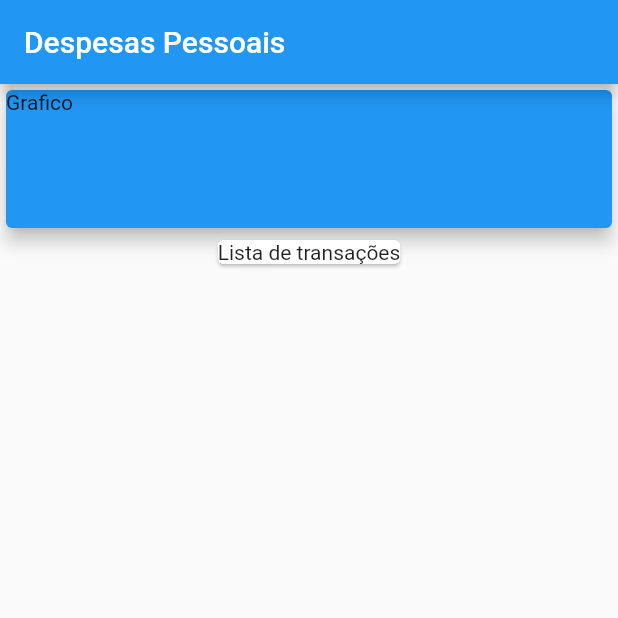
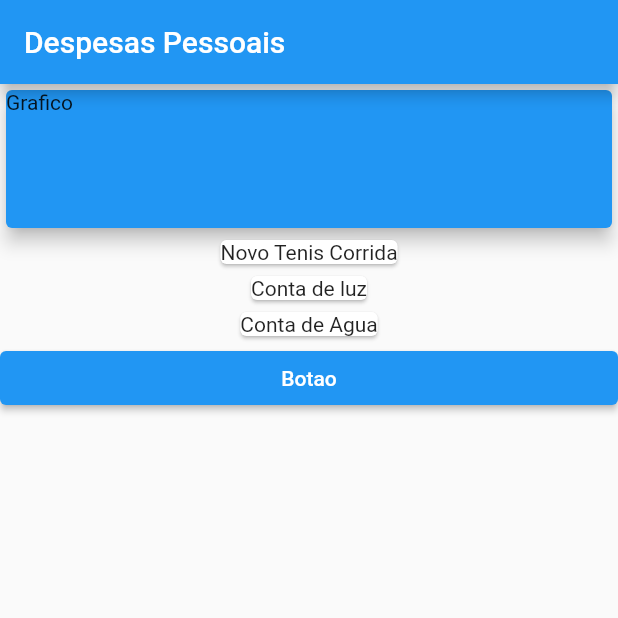
Before and after one commit to JonesCunha/personaldues, a Flutter app: the screen it shows after launch, on a phone screen of 412 x 824 dp, the top half of it. Run offline on Flutter 3.47's test engine with Material 2 defaults, Android fonts, the phone set to English and light mode, and no system bars.

Commit message:
alteracoes2

```diff
--- a/lib/main.dart
+++ b/lib/main.dart
@@ -1,3 +1,5 @@
+
+// ignore_for_file: prefer_const_constructors
 
 import 'package:flutter/material.dart';
 import 'pages/myHomePage.dart';
@@ -9,7 +11,9 @@ class ExpensesApp extends StatelessWidget {
 
   @override
   Widget build(BuildContext context) {
+
     return MaterialApp(
+      debugShowCheckedModeBanner: false,
       home: MyHomePage(),
     );
   }
--- a/lib/models/transaction.dart
+++ b/lib/models/transaction.dart
@@ -1,10 +1,10 @@
-class Trasaction {
+class Transaction {
   final String id;
   final String tittle;
   final double value;
   final DateTime date;
 
-  Trasaction({
+  Transaction({
    required this.id,
    required this.tittle,
    required this.value,
--- a/lib/pages/myHomePage.dart
+++ b/lib/pages/myHomePage.dart
@@ -1,9 +1,18 @@
 // ignore_for_file: prefer_const_literals_to_create_immutables, prefer_const_constructors
 
 import 'package:flutter/material.dart';
+import 'package:personalduestwo/models/transaction.dart';
+
 
 class MyHomePage extends StatelessWidget {
-  const MyHomePage({super.key});
+  MyHomePage({super.key});
+
+  final _transactions = [
+    Transaction(id: 't1', tittle: 'Novo Tenis Corrida', value: 310.76, date: DateTime.now()),
+    Transaction(id: 't2', tittle: 'Conta de luz', value: 211.30, date: DateTime.now()),
+    Transaction(id: 't3', tittle: 'Conta de Agua', value: 100.30, date: DateTime.now()),
+  ];
+
 
   @override
   Widget build(BuildContext context) {
@@ -12,19 +21,30 @@ class MyHomePage extends StatelessWidget {
         title: Text('Despesas Pessoais'),
       ),
       body: Column(
+        //A coluna tem o eixo main na vertical e a cross na horizontal,
+        //Já as rows é invertido, as sintaes abaixo.
+        mainAxisAlignment: MainAxisAlignment.start,
+        crossAxisAlignment: CrossAxisAlignment.stretch,
         children: [
           Container(
-            width: double.infinity,
+            // width: double.infinity,
             height: 100,
             child: Card(
-              child: Text('Grafico'),
               elevation: 5,
               color: Colors.blue,
-
+              child: Text('Grafico'),
             ),
           ),
-          Card(
-            child: Text('Lista de transações'),
+          Column(
+            //redundante, padrao de baixo já é assim.
+            crossAxisAlignment: CrossAxisAlignment.center,
+            children: [
+              ..._transactions.map((e) => Card(child: Text(e.tittle),)).toList(),
+            ]
+          ),
+          ElevatedButton(
+            onPressed: () => {},
+            child: Text('Botao'),
           )
         ],
       ),
```
